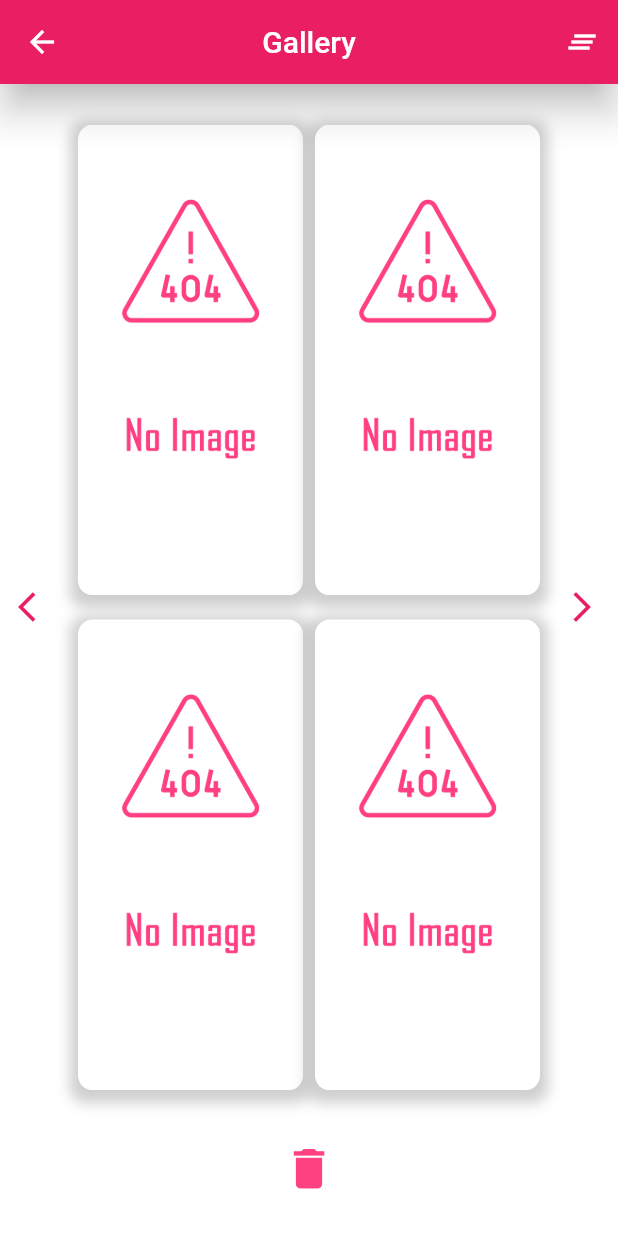
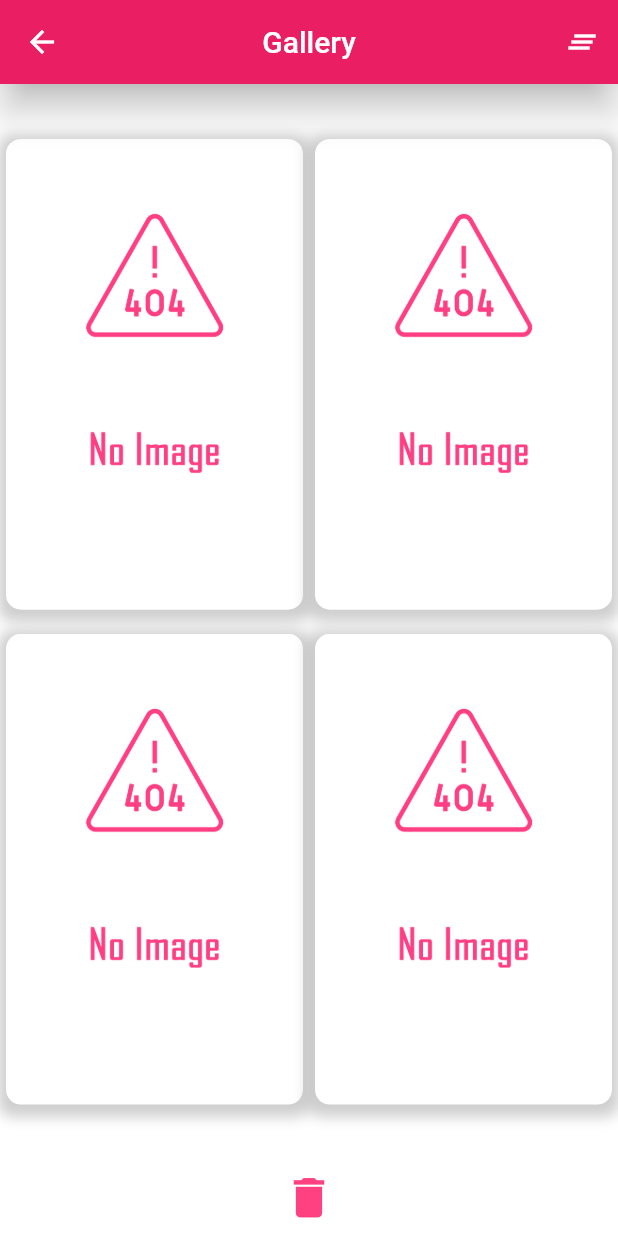
Before and after one commit to TheDechev/PicPick, a Flutter app: the GalleryScreen screen opened by its route, on a phone screen of 412 x 824 dp. Run offline on Flutter 3.47's test engine with Material 2 defaults, Android fonts, the phone set to English and light mode, and no system bars; drawn by our look-alikes of badges; our stand-ins replace bloc, equatable, flutter_bloc, loading_indicator, permission_handler; missing offline and left inert: photo_manager.

Commit message:
replace previous/next buttons with swipes

```diff
--- a/lib/screens/gallery_screen.dart
+++ b/lib/screens/gallery_screen.dart
@@ -65,19 +65,15 @@ class _GalleryScreenState extends State<GalleryScreen> {
         body: Column(
           mainAxisAlignment: MainAxisAlignment.spaceEvenly,
           children: [
-            Row(
-              children: [
-                IconButton(
-                  onPressed: () {
-                    print("back button pressed");
+            Expanded(
+              child: GestureDetector(
+                onHorizontalDragEnd: (DragEndDetails details) {
+                  if (details.primaryVelocity > 0) {
                     _imagesBloc.add(PreviousImages());
+                  } else if (details.primaryVelocity < 0) {
+                    _imagesBloc.add(NextImages());
+                  }
                 },
-                  icon: Icon(
-                    Icons.arrow_back_ios,
-                    color: Colors.pink,
-                  ),
-                ),
-                Expanded(
                 child: Container(
                   child: BlocConsumer<ImagesBloc, ImagesState>(
                     listener: (context, state) {
@@ -97,17 +93,6 @@ class _GalleryScreenState extends State<GalleryScreen> {
                   ),
                 ),
               ),
-                IconButton(
-                  onPressed: () {
-                    print("forward button pressed");
-                    _imagesBloc.add(NextImages());
-                  },
-                  icon: Icon(
-                    Icons.arrow_forward_ios,
-                    color: Colors.pink,
-                  ),
-                ),
-              ],
             ),
             IconButton(
               iconSize: 35,
```
Lines whose indentation alone changed are shown as unchanged.
